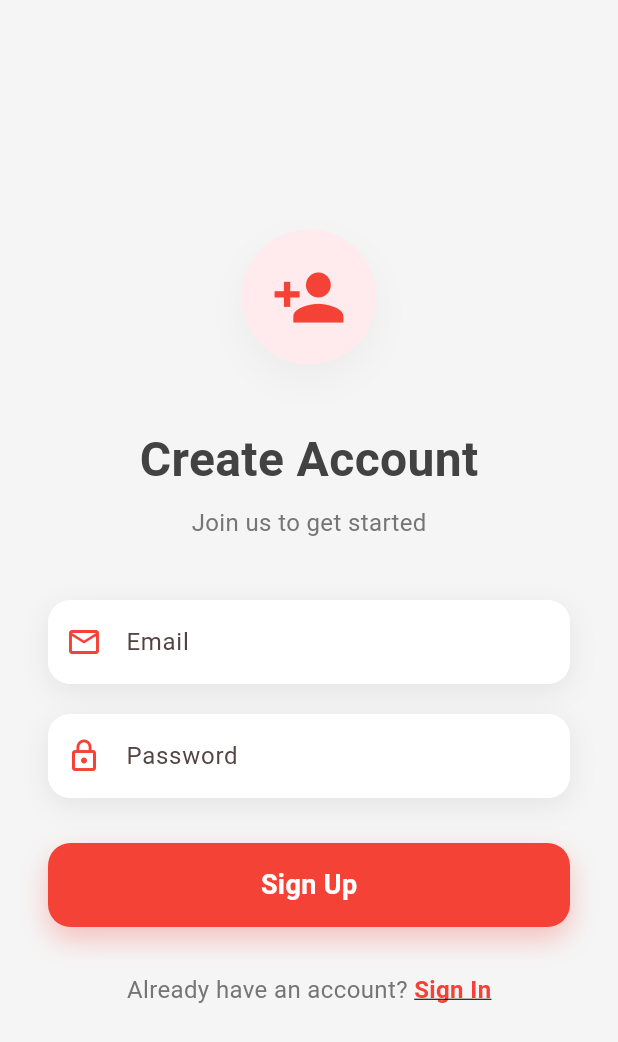
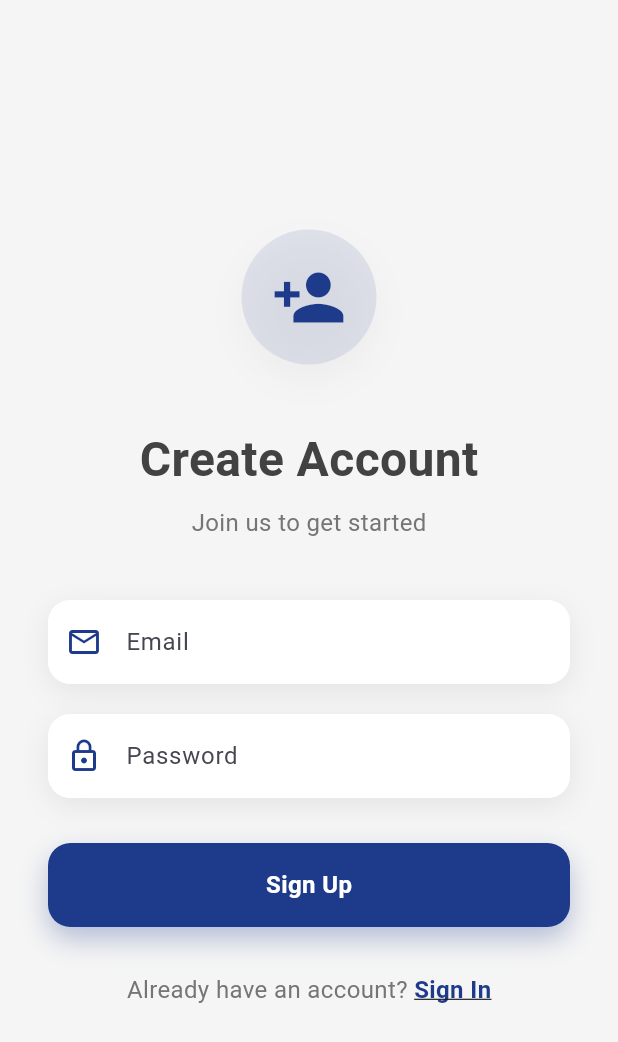
Before and after one commit to SimonDeeb1401/mobile-todo-app, a Flutter app: the screen it shows after launch, after a tap on "Sign Up", on a phone screen of 412 x 824 dp. Shown: the top 1042 px of the screen. Run offline on Flutter 3.47's test engine with Material 3 defaults, Android fonts, the phone set to English and light mode, and no system bars; our stand-ins replace flutter_secure_storage; network calls fail.

Commit message:
updated the app color scheme from red to dark blue

```diff
--- a/task_mate/lib/main.dart
+++ b/task_mate/lib/main.dart
@@ -2,6 +2,7 @@ import 'package:flutter/material.dart';
 import 'package:provider/provider.dart';
 import 'screens/login_screen.dart';
 import 'providers/task_provider.dart';
+import 'theme/app_theme.dart';
 
 void main() {
   runApp(const MainApp());
@@ -19,37 +20,37 @@ class MainApp extends StatelessWidget {
       title: 'Task Mate',
       theme: ThemeData(
         // Primary color scheme
-        primarySwatch: Colors.red,
-        primaryColor: Colors.red,
+        //primarySwatch: AppColors.primary,
+        primaryColor: AppColors.primary,
         colorScheme: ColorScheme.fromSeed(
-          seedColor: Colors.red,
+          seedColor: AppColors.primary,
           brightness: Brightness.light,
         ),
 
         // Background colors
-        scaffoldBackgroundColor: Colors.grey[100],
+        scaffoldBackgroundColor: AppColors.background,
 
         // AppBar theme
         appBarTheme: AppBarTheme(
-          backgroundColor: Colors.white,
-          foregroundColor: Colors.grey[800],
+          backgroundColor: AppColors.surface,
+          foregroundColor: AppColors.textPrimary,
           elevation: 2,
-          shadowColor: Colors.grey.withOpacity(0.2),
+          shadowColor: AppColors.shadow,
           titleTextStyle: TextStyle(
-            color: Colors.grey[800],
+            color: AppColors.textPrimary,
             fontSize: 20,
             fontWeight: FontWeight.bold,
           ),
-          iconTheme: IconThemeData(color: Colors.red),
+          iconTheme: IconThemeData(color: AppColors.textPrimary),
         ),
 
         // Button themes
         elevatedButtonTheme: ElevatedButtonThemeData(
           style: ElevatedButton.styleFrom(
-            backgroundColor: Colors.red,
+            backgroundColor: AppColors.primary,
             foregroundColor: Colors.white,
             elevation: 8,
-            shadowColor: Colors.red.withOpacity(0.3),
+            shadowColor: AppColors.primary.withOpacity(0.3),
             shape: RoundedRectangleBorder(
               borderRadius: BorderRadius.circular(15),
             ),
@@ -63,7 +64,7 @@ class MainApp extends StatelessWidget {
 
         textButtonTheme: TextButtonThemeData(
           style: TextButton.styleFrom(
-            foregroundColor: Colors.red,
+            foregroundColor: AppColors.secondary,
             textStyle: TextStyle(
               fontSize: 16,
               fontWeight: FontWeight.w600,
@@ -85,18 +86,18 @@ class MainApp extends StatelessWidget {
           ),
           focusedBorder: OutlineInputBorder(
             borderRadius: BorderRadius.circular(15),
-            borderSide: BorderSide(color: Colors.red, width: 2),
+            borderSide: BorderSide(color: AppColors.primary, width: 2),
           ),
           contentPadding: EdgeInsets.symmetric(horizontal: 20, vertical: 16),
-          iconColor: Colors.red,
-          prefixIconColor: Colors.red,
+          iconColor: AppColors.primary,
+          prefixIconColor: AppColors.primary,
         ),
 
         // Card theme
         cardTheme: CardThemeData(
-          color: Colors.white,
+          color: AppColors.surface,
           elevation: 4,
-          shadowColor: Colors.grey.withOpacity(0.2),
+          shadowColor: AppColors.shadow,
           shape: RoundedRectangleBorder(
             borderRadius: BorderRadius.circular(15),
           ),
@@ -105,8 +106,8 @@ class MainApp extends StatelessWidget {
 
         // FloatingActionButton theme
         floatingActionButtonTheme: FloatingActionButtonThemeData(
-          backgroundColor: Colors.red,
-          foregroundColor: Colors.white,
+          backgroundColor: AppColors.primary,
+          foregroundColor: AppColors.surface,
           elevation: 8,
           shape: RoundedRectangleBorder(
             borderRadius: BorderRadius.circular(15),
@@ -116,37 +117,37 @@ class MainApp extends StatelessWidget {
         // Text themes
         textTheme: TextTheme(
           headlineLarge: TextStyle(
-            color: Colors.grey[800],
+            color: AppColors.textPrimary,
             fontSize: 32,
             fontWeight: FontWeight.bold,
           ),
           headlineMedium: TextStyle(
-            color: Colors.grey[800],
+            color: AppColors.textPrimary,
             fontSize: 24,
             fontWeight: FontWeight.bold,
           ),
           headlineSmall: TextStyle(
-            color: Colors.grey[800],
+            color: AppColors.textPrimary,
             fontSize: 20,
             fontWeight: FontWeight.w600,
           ),
           bodyLarge: TextStyle(
-            color: Colors.grey[800],
+            color: AppColors.textPrimary,
             fontSize: 16,
           ),
           bodyMedium: TextStyle(
-            color: Colors.grey[700],
+            color: AppColors.textSecondary,
             fontSize: 14,
           ),
           bodySmall: TextStyle(
-            color: Colors.grey[600],
+            color: AppColors.textHint,
             fontSize: 12,
           ),
         ),
 
         // Icon theme
         iconTheme: IconThemeData(
-          color: Colors.red,
+          color: AppColors.textPrimary,
           size: 24,
         ),
 
@@ -157,23 +158,23 @@ class MainApp extends StatelessWidget {
             borderRadius: BorderRadius.circular(12),
           ),
           contentPadding: EdgeInsets.symmetric(horizontal: 20, vertical: 8),
-          iconColor: Colors.red,
+          iconColor: AppColors.primary,
         ),
 
         // Dialog theme
         dialogTheme: DialogThemeData(
-          backgroundColor: Colors.white,
+          backgroundColor: AppColors.surface,
           shape: RoundedRectangleBorder(
             borderRadius: BorderRadius.circular(20),
           ),
           elevation: 8,
-          shadowColor: Colors.grey.withOpacity(0.3),
+          shadowColor: AppColors.shadow.withOpacity(0.3),
         ),
 
         // SnackBar theme
         snackBarTheme: SnackBarThemeData(
-          backgroundColor: Colors.grey[800],
-          contentTextStyle: TextStyle(color: Colors.white),
+          backgroundColor: AppColors.surface,
+          contentTextStyle: TextStyle(color: AppColors.textPrimary),
           shape: RoundedRectangleBorder(
             borderRadius: BorderRadius.circular(10),
           ),
@@ -182,8 +183,8 @@ class MainApp extends StatelessWidget {
 
         // Checkbox and Switch themes
         checkboxTheme: CheckboxThemeData(
-          fillColor: WidgetStateProperty.all(Colors.red),
-          checkColor: WidgetStateProperty.all(Colors.white),
+          fillColor: WidgetStateProperty.all(AppColors.primary),
+          checkColor: WidgetStateProperty.all(AppColors.surface),
           shape: RoundedRectangleBorder(
             borderRadius: BorderRadius.circular(4),
           ),
@@ -193,29 +194,29 @@ class MainApp extends StatelessWidget {
           thumbColor: WidgetStateProperty.all(Colors.white),
           trackColor: WidgetStateProperty.resolveWith((states) {
             if (states.contains(WidgetState.selected)) {
-              return Colors.red.withOpacity(0.5);
+              return AppColors.primary.withOpacity(0.5);
             }
-            return Colors.grey.withOpacity(0.3);
+            return AppColors.textHint.withOpacity(0.3);
           }),
         ),
 
         // Bottom navigation theme
         bottomNavigationBarTheme: BottomNavigationBarThemeData(
-          backgroundColor: Colors.white,
-          selectedItemColor: Colors.red,
-          unselectedItemColor: Colors.grey[600],
+          backgroundColor: AppColors.surface,
+          selectedItemColor: AppColors.primary,
+          unselectedItemColor: AppColors.textHint,
           elevation: 8,
           type: BottomNavigationBarType.fixed,
         ),
 
         // Progress indicator theme
         progressIndicatorTheme: ProgressIndicatorThemeData(
-          color: Colors.red,
+          color: AppColors.primary,
         ),
 
         // Divider theme
         dividerTheme: DividerThemeData(
-          color: Colors.grey[300],
+          color: AppColors.textHint,
           thickness: 1,
           space: 20,
         ),
--- a/task_mate/lib/screens/login_screen.dart
+++ b/task_mate/lib/screens/login_screen.dart
@@ -2,6 +2,7 @@ import 'package:flutter/material.dart';
 import '../services/api_service.dart';
 import 'tasks_screen.dart';
 import 'signup_screen.dart';
+import '../theme/app_theme.dart';
 
 class LoginScreen extends StatefulWidget {
   const LoginScreen({super.key});
@@ -29,8 +30,6 @@ class _LoginScreenState extends State<LoginScreen> {
   @override
   Widget build(BuildContext context) {
     return Scaffold(
-      key: ValueKey('login_screen_v2'), // This forces rebuild on hot reload
-      backgroundColor: Colors.grey[100],
       body: SafeArea(
         child: Center(
           child: SingleChildScrollView(
@@ -41,63 +40,36 @@ class _LoginScreenState extends State<LoginScreen> {
                 // App Logo/Title
                 Container(
                   padding: EdgeInsets.all(20),
-                  decoration: BoxDecoration(
-                    color: Colors.red.shade50,
-                    shape: BoxShape.circle,
-                    boxShadow: [
-                      BoxShadow(
-                        color: Colors.grey.withOpacity(0.1),
-                        blurRadius: 20,
-                        offset: Offset(0, 10),
-                      ),
-                    ],
-                  ),
+                  decoration: AppDecorations.iconContainerDecoration,
                   child: Icon(
                     Icons.check_circle,
                     size: 50,
-                    color: Colors.red,
+                    color: AppColors.primary,
                   ),
                 ),
                 SizedBox(height: 40),
 
                 // Welcome Text
                 Text(
-                  "Welcome Back",
-                  style: TextStyle(
-                    fontSize: 32,
-                    fontWeight: FontWeight.bold,
-                    color: Colors.grey[800],
-                  ),
+                  "Welcome to TaskMate",
+                  style: AppTextStyles.heading1,
                 ),
                 SizedBox(height: 8),
                 Text(
                   "Sign in to continue",
-                  style: TextStyle(
-                    fontSize: 16,
-                    color: Colors.grey[600],
-                  ),
+                  style: AppTextStyles.bodyLarge.copyWith(color: AppColors.textSecondary),
                 ),
                 SizedBox(height: 40),
 
                 // Email Input
                 Container(
-                  decoration: BoxDecoration(
-                    color: Colors.white,
-                    borderRadius: BorderRadius.circular(15),
-                    boxShadow: [
-                      BoxShadow(
-                        color: Colors.grey.withOpacity(0.2),
-                        blurRadius: 15,
-                        offset: Offset(0, 5),
-                      ),
-                    ],
-                  ),
+                  decoration: AppDecorations.inputFieldDecoration,
                   child: TextField(
                     controller: emailController,
                     keyboardType: TextInputType.emailAddress,
                     decoration: InputDecoration(
                       labelText: "Email",
-                      prefixIcon: Icon(Icons.email_outlined, color: Colors.red),
+                      prefixIcon: Icon(Icons.email_outlined, color: AppColors.primary),
                       border: OutlineInputBorder(
                         borderRadius: BorderRadius.circular(15),
                         borderSide: BorderSide.none,
@@ -112,23 +84,13 @@ class _LoginScreenState extends State<LoginScreen> {
 
                 // Password Input
                 Container(
-                  decoration: BoxDecoration(
-                    color: Colors.white,
-                    borderRadius: BorderRadius.circular(15),
-                    boxShadow: [
-                      BoxShadow(
-                        color: Colors.grey.withOpacity(0.2),
-                        blurRadius: 15,
-                        offset: Offset(0, 5),
-                      ),
-                    ],
-                  ),
+                  decoration: AppDecorations.inputFieldDecoration,
                   child: TextField(
                     controller: passwordController,
                     obscureText: true,
                     decoration: InputDecoration(
                       labelText: "Password",
-                      prefixIcon: Icon(Icons.lock_outline, color: Colors.red),
+                      prefixIcon: Icon(Icons.lock_outline, color: AppColors.primary),
                       border: OutlineInputBorder(
                         borderRadius: BorderRadius.circular(15),
                         borderSide: BorderSide.none,
@@ -145,17 +107,7 @@ class _LoginScreenState extends State<LoginScreen> {
                 Container(
                   width: double.infinity,
                   height: 56,
-                  decoration: BoxDecoration(
-                    color: Colors.red,
-                    borderRadius: BorderRadius.circular(15),
-                    boxShadow: [
-                      BoxShadow(
-                        color: Colors.red.withOpacity(0.3),
-                        blurRadius: 15,
-                        offset: Offset(0, 8),
-                      ),
-                    ],
-                  ),
+                  decoration: AppDecorations.buttonDecoration,
                   child: Material(
                     color: Colors.transparent,
                     child: InkWell(
@@ -169,11 +121,7 @@ class _LoginScreenState extends State<LoginScreen> {
                               )
                             : Text(
                                 "Sign In",
-                                style: TextStyle(
-                                  fontSize: 18,
-                                  fontWeight: FontWeight.bold,
-                                  color: Colors.white,
-                                ),
+                                style: AppTextStyles.button,
                               ),
                       ),
                     ),
@@ -187,10 +135,7 @@ class _LoginScreenState extends State<LoginScreen> {
                   children: [
                     Text(
                       "Don't have an account? ",
-                      style: TextStyle(
-                        color: Colors.grey[600],
-                        fontSize: 16,
-                      ),
+                      style: AppTextStyles.bodyLarge.copyWith(color: AppColors.textSecondary),
                     ),
                     GestureDetector(
                       onTap: () {
@@ -202,7 +147,7 @@ class _LoginScreenState extends State<LoginScreen> {
                       child: Text(
                         "Sign Up",
                         style: TextStyle(
-                          color: Colors.red,
+                          color: AppColors.primary,
                           fontSize: 16,
                           fontWeight: FontWeight.bold,
                           decoration: TextDecoration.underline,
--- a/task_mate/lib/screens/signup_screen.dart
+++ b/task_mate/lib/screens/signup_screen.dart
@@ -1,4 +1,5 @@
 import 'package:flutter/material.dart';
+import 'package:task_mate/theme/app_theme.dart';
 import '../services/api_service.dart';
 import 'login_screen.dart';
 
@@ -33,8 +34,6 @@ class _SignupScreenState extends State<SignupScreen> {
   @override
   Widget build(BuildContext context) {
     return Scaffold(
-      key: ValueKey('signup_screen_v2'), // This forces rebuild on hot reload
-      backgroundColor: Colors.grey[100],
       body: SafeArea(
         child: Center(
           child: SingleChildScrollView(
@@ -45,21 +44,11 @@ class _SignupScreenState extends State<SignupScreen> {
                 // App Logo/Title
                 Container(
                   padding: EdgeInsets.all(20),
-                  decoration: BoxDecoration(
-                    color: Colors.red.shade50,
-                    shape: BoxShape.circle,
-                    boxShadow: [
-                      BoxShadow(
-                        color: Colors.grey.withOpacity(0.1),
-                        blurRadius: 20,
-                        offset: Offset(0, 10),
-                      ),
-                    ],
-                  ),
+                  decoration: AppDecorations.iconContainerDecoration,
                   child: Icon(
                     Icons.person_add,
                     size: 50,
-                    color: Colors.red,
+                    color: AppColors.primary,
                   ),
                 ),
                 SizedBox(height: 40),
@@ -67,41 +56,24 @@ class _SignupScreenState extends State<SignupScreen> {
                 // Welcome Text
                 Text(
                   "Create Account",
-                  style: TextStyle(
-                    fontSize: 32,
-                    fontWeight: FontWeight.bold,
-                    color: Colors.grey[800],
-                  ),
+                  style: AppTextStyles.heading1,
                 ),
                 SizedBox(height: 8),
                 Text(
                   "Join us to get started",
-                  style: TextStyle(
-                    fontSize: 16,
-                    color: Colors.grey[600],
-                  ),
+                  style: AppTextStyles.bodyLarge.copyWith(color: AppColors.textSecondary),
                 ),
                 SizedBox(height: 40),
 
                 // Email Input
                 Container(
-                  decoration: BoxDecoration(
-                    color: Colors.white,
-                    borderRadius: BorderRadius.circular(15),
-                    boxShadow: [
-                      BoxShadow(
-                        color: Colors.grey.withOpacity(0.2),
-                        blurRadius: 15,
-                        offset: Offset(0, 5),
-                      ),
-                    ],
-                  ),
+                  decoration: AppDecorations.inputFieldDecoration,
                   child: TextField(
                     controller: emailController,
                     keyboardType: TextInputType.emailAddress,
                     decoration: InputDecoration(
                       labelText: "Email",
-                      prefixIcon: Icon(Icons.email_outlined, color: Colors.red),
+                      prefixIcon: Icon(Icons.email_outlined, color: AppColors.primary),
                       border: OutlineInputBorder(
                         borderRadius: BorderRadius.circular(15),
                         borderSide: BorderSide.none,
@@ -111,28 +83,19 @@ class _SignupScreenState extends State<SignupScreen> {
                       contentPadding: EdgeInsets.symmetric(horizontal: 20, vertical: 16),
                     ),
                   ),
+
                 ),
                 SizedBox(height: 20),
 
                 // Password Input
                 Container(
-                  decoration: BoxDecoration(
-                    color: Colors.white,
-                    borderRadius: BorderRadius.circular(15),
-                    boxShadow: [
-                      BoxShadow(
-                        color: Colors.grey.withOpacity(0.2),
-                        blurRadius: 15,
-                        offset: Offset(0, 5),
-                      ),
-                    ],
-                  ),
+                  decoration: AppDecorations.inputFieldDecoration,
                   child: TextField(
                     controller: passwordController,
                     obscureText: true,
                     decoration: InputDecoration(
                       labelText: "Password",
-                      prefixIcon: Icon(Icons.lock_outline, color: Colors.red),
+                      prefixIcon: Icon(Icons.lock_outline, color: AppColors.primary),
                       border: OutlineInputBorder(
                         borderRadius: BorderRadius.circular(15),
                         borderSide: BorderSide.none,
@@ -149,17 +112,7 @@ class _SignupScreenState extends State<SignupScreen> {
                 Container(
                   width: double.infinity,
                   height: 56,
-                  decoration: BoxDecoration(
-                    color: Colors.red,
-                    borderRadius: BorderRadius.circular(15),
-                    boxShadow: [
-                      BoxShadow(
-                        color: Colors.red.withOpacity(0.3),
-                        blurRadius: 15,
-                        offset: Offset(0, 8),
-                      ),
-                    ],
-                  ),
+                  decoration: AppDecorations.buttonDecoration,
                   child: Material(
                     color: Colors.transparent,
                     child: InkWell(
@@ -173,11 +126,7 @@ class _SignupScreenState extends State<SignupScreen> {
                               )
                             : Text(
                                 "Sign Up",
-                                style: TextStyle(
-                                  fontSize: 18,
-                                  fontWeight: FontWeight.bold,
-                                  color: Colors.white,
-                                ),
+                                style: AppTextStyles.button,
                               ),
                       ),
                     ),
@@ -191,10 +140,7 @@ class _SignupScreenState extends State<SignupScreen> {
                   children: [
                     Text(
                       "Already have an account? ",
-                      style: TextStyle(
-                        color: Colors.grey[600],
-                        fontSize: 16,
-                      ),
+                      style: AppTextStyles.bodyLarge.copyWith(color: AppColors.textSecondary),
                     ),
                     GestureDetector(
                       onTap: () {
@@ -206,7 +152,7 @@ class _SignupScreenState extends State<SignupScreen> {
                       child: Text(
                         "Sign In",
                         style: TextStyle(
-                          color: Colors.red,
+                          color: AppColors.primary,
                           fontSize: 16,
                           fontWeight: FontWeight.bold,
                           decoration: TextDecoration.underline,
--- a/task_mate/lib/screens/tasks_screen.dart
+++ b/task_mate/lib/screens/tasks_screen.dart
@@ -44,9 +44,10 @@ class _TaskListScreenState extends State<TaskListScreen> {
         return Scaffold(
           appBar: AppBar(
             title: const Text('My Tasks'),
+            automaticallyImplyLeading: false,
             actions: [
               IconButton(
-                icon: const Icon(Icons.logout),
+                icon: const Icon(Icons.logout, color: AppColors.primary),
                 onPressed: () async {
                   final success = await ApiService.logout();
                   if (success) {
@@ -67,10 +68,10 @@ class _TaskListScreenState extends State<TaskListScreen> {
           body: taskProvider.isLoading
               ? const Center(child: CircularProgressIndicator())
               : taskProvider.tasks.isEmpty
-                  ? const Center(
+                  ?  Center(
                       child: Text(
                         'No tasks yet. Add your first task!',
-                        style: TextStyle(fontSize: 16, color: Colors.grey),
+                        style: AppTextStyles.bodyLarge.copyWith(color: AppColors.textSecondary),
                       ),
                     )
                   : RefreshIndicator(
@@ -132,7 +133,7 @@ class _TaskListScreenState extends State<TaskListScreen> {
                                         },
                                       );
                                     },
-                                    icon: const Icon(Icons.delete),
+                                    icon: const Icon(Icons.delete, color: Colors.red),
                                   ),
                                   IconButton(
                                   onPressed: () {
@@ -149,7 +150,7 @@ class _TaskListScreenState extends State<TaskListScreen> {
                                     ),
                                     );
                                   },
-                                  icon: const Icon(Icons.edit, color: Colors.orange),
+                                  icon: const Icon(Icons.edit, color: AppColors.primary),
                                   ),
                                 ],
                                 ),
@@ -184,14 +185,14 @@ class _TaskListScreenState extends State<TaskListScreen> {
                                     child: Container(
                                       padding: const EdgeInsets.all(8),
                                       decoration: BoxDecoration(
-                                        color: Colors.red.shade50,
+                                        color: AppColors.secondary.withOpacity(0.5),
                                         borderRadius: BorderRadius.circular(10),
                                         border: Border.all(color: Colors.black),
                                       ),
                                       child: Text(
                                         'Deadline: ${task['deadline'] != null ? DateTime.parse(task['deadline']).toLocal().toString().split(' ')[0] : 'N/A'}',
                                         textAlign: TextAlign.center,
-                                        style: const TextStyle(color: Colors.black),
+                                        style: AppTextStyles.bodyMedium.copyWith(color: Colors.black),
                                       ),
                                     ),
                                   ),
--- a/task_mate/lib/theme/app_theme.dart
+++ b/task_mate/lib/theme/app_theme.dart
@@ -1,8 +1,8 @@
 import 'package:flutter/material.dart';
 
 class AppColors {
-  static const Color primary = Colors.red;
-  static const Color secondary = Color(0xFFFF5252);
+  static const Color primary = Color(0xFF1E3A8A);
+  static const Color secondary = Color(0xFF3B5BA8);
   static const Color background = Color(0xFFF5F5F5);
   static const Color surface = Colors.white;
   static const Color error = Color(0xFFD32F2F);
```
